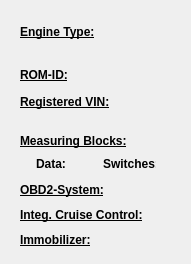
First picture: the form in ui/CUinfo_Engine.ui, repository Comer352L/FreeSSM, before the edit.
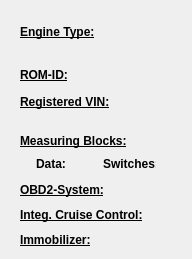
Second picture: the form after the edit.

Commit message: Control Unit Dialogs: improve vertical resize-behavior of the "information"-groupbox

Patch:
```diff
--- a/ui/CUinfo_Engine.ui
+++ b/ui/CUinfo_Engine.ui
@@ -6,10 +6,16 @@
    <rect>
     <x>0</x>
     <y>0</y>
-    <width>191</width>
-    <height>264</height>
+    <width>192</width>
+    <height>259</height>
    </rect>
   </property>
+  <property name="minimumSize">
+   <size>
+    <width>192</width>
+    <height>259</height>
+   </size>
+  </property>
   <property name="font">
    <font>
     <family>Liberation Sans</family>
```
The commit also changes 3 other files.
